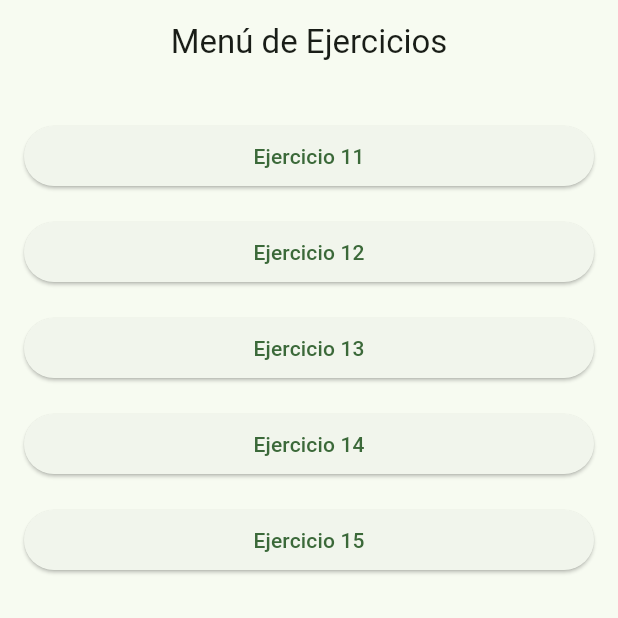
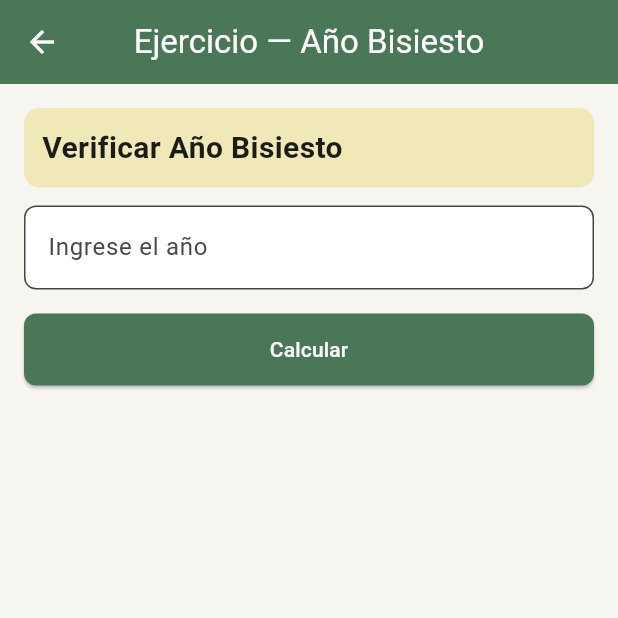
Before and after one commit to MateoJa54/Tarea1_moviles, a Flutter app: the screen it shows after launch, after a tap on "Ejercicio 13", on a phone screen of 412 x 824 dp, the top half of it. Run offline on Flutter 3.47's test engine with Material 3 defaults, Android fonts, the phone set to English and light mode, and no system bars.

Commit message:
Ejercicio 13

```diff
--- a/lib/main.dart
+++ b/lib/main.dart
@@ -28,7 +28,7 @@ class EjerciciosApp extends StatelessWidget {
         '/': (context) => const MenuEjerciciosPage(),
         '/ej11': (context) => const Ejercicio11Page(),
         '/ej12': (context) => const Ejercicio12Page(),
-        // '/ej13': (context) => const Ejercicio13Page(),
+        '/ej13': (context) => const Ejercicio13Page(),
         '/ej14': (context) => const Ejercicio14Page(),
         // '/ej15': (context) => const Ejercicio15Page(),
       },
--- a/lib/pantallas/ejercicio13.dart
+++ b/lib/pantallas/ejercicio13.dart
@@ -0,0 +1,126 @@
+import 'package:flutter/material.dart';
+
+class Ejercicio13Page extends StatefulWidget {
+  const Ejercicio13Page({super.key});
+
+  @override
+  State<Ejercicio13Page> createState() => _Ejercicio13PageState();
+}
+
+class _Ejercicio13PageState extends State<Ejercicio13Page> {
+  final anioCtrl = TextEditingController();
+  String resultado = '';
+
+  //logica
+  bool esBisiesto(int anio) {
+    if (anio % 400 == 0) {
+      return true;
+    } else if (anio % 100 == 0) {
+      return false;
+    } else if (anio % 4 == 0) {
+      return true;
+    } else {
+      return false;
+    }
+  }
+
+  void calcularAnio() {
+    final anio = int.tryParse(anioCtrl.text);
+
+    if (anio == null) {
+      ScaffoldMessenger.of(
+        context,
+      ).showSnackBar(const SnackBar(content: Text('Ingresa un año válido.')));
+      return;
+    }
+
+    setState(() {
+      if (esBisiesto(anio)) {
+        resultado = 'El año $anio es bisiesto';
+      } else {
+        resultado = 'El año $anio no es bisiesto';
+      }
+    });
+  }
+
+  @override
+  Widget build(BuildContext context) {
+    final Color primaryColor = const Color(0xFF4A7856);
+    final Color accentColor = const Color(0xFFF1E8B8);
+    final Color backgroundColor = const Color(0xFFF6F5F0);
+
+    return Scaffold(
+      appBar: AppBar(
+        title: const Text('Ejercicio — Año Bisiesto'),
+        centerTitle: true,
+        backgroundColor: primaryColor,
+        foregroundColor: Colors.white,
+      ),
+      backgroundColor: backgroundColor,
+      body: Padding(
+        padding: const EdgeInsets.all(16.0),
+        child: Column(
+          crossAxisAlignment: CrossAxisAlignment.stretch,
+          children: [
+            Container(
+              padding: const EdgeInsets.all(12),
+              decoration: BoxDecoration(
+                color: accentColor,
+                borderRadius: BorderRadius.circular(10),
+              ),
+              child: const Text(
+                'Verificar Año Bisiesto',
+                style: TextStyle(fontSize: 20, fontWeight: FontWeight.bold),
+              ),
+            ),
+            const SizedBox(height: 12),
+            TextField(
+              controller: anioCtrl,
+              keyboardType: TextInputType.number,
+              decoration: InputDecoration(
+                labelText: 'Ingrese el año',
+                filled: true,
+                fillColor: Colors.white,
+                border: OutlineInputBorder(
+                  borderRadius: BorderRadius.circular(8),
+                ),
+              ),
+            ),
+            const SizedBox(height: 16),
+            ElevatedButton(
+              style: ElevatedButton.styleFrom(
+                backgroundColor: primaryColor,
+                padding: const EdgeInsets.symmetric(vertical: 14),
+                foregroundColor: Colors.white,
+                shape: RoundedRectangleBorder(
+                  borderRadius: BorderRadius.circular(8),
+                ),
+              ),
+              onPressed: calcularAnio,
+              child: const Text('Calcular'),
+            ),
+            const SizedBox(height: 20),
+            if (resultado.isNotEmpty)
+              Container(
+                padding: const EdgeInsets.all(16),
+                decoration: BoxDecoration(
+                  color: Colors.white,
+                  borderRadius: BorderRadius.circular(10),
+                  border: Border.all(color: primaryColor, width: 2),
+                ),
+                child: Text(
+                  resultado,
+                  textAlign: TextAlign.center,
+                  style: TextStyle(
+                    fontSize: 20,
+                    fontWeight: FontWeight.bold,
+                    color: primaryColor,
+                  ),
+                ),
+              ),
+          ],
+        ),
+      ),
+    );
+  }
+}
```
